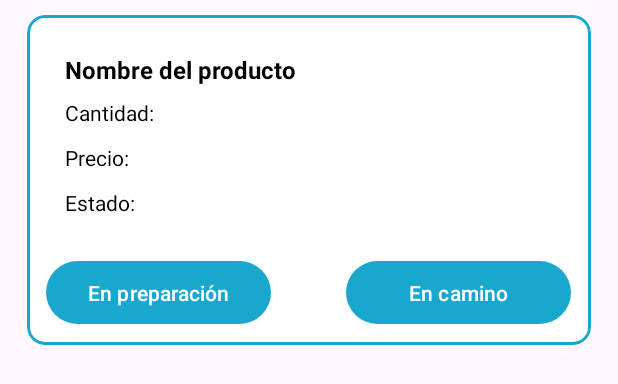
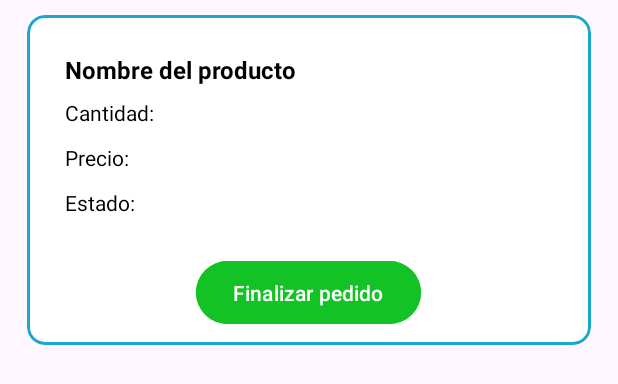
Before and after one commit to Axel030705/Deli-Ever, an Android app: the layout item_pedido_vendedor.xml on its own in the app's theme, with its tools: preview values and no code run, on a phone screen of 412 x 824 dp. Shown: the top 384 px of the screen. Run offline under Robolectric (Android 15) with nearby library versions, the phone set to English and light mode, and no system bars.

```diff
--- a/app/src/main/res/layout/item_pedido_vendedor.xml
+++ b/app/src/main/res/layout/item_pedido_vendedor.xml
@@ -79,7 +79,7 @@
 
     <LinearLayout
         android:id="@+id/BotonesVendedor"
-        android:visibility="visible"
+        android:visibility="gone"
         android:layout_width="match_parent"
         android:layout_height="wrap_content"
         android:orientation="horizontal"
@@ -88,7 +88,7 @@
         android:layout_marginBottom="10dp">
 
         <Button
-            android:id="@+id/Btn_preparación"
+            android:id="@+id/Btn_preparacion"
             android:layout_width="150dp"
             android:layout_height="50dp"
             android:text="En preparación"/>
@@ -105,4 +105,23 @@
 
     </LinearLayout>
 
+    <LinearLayout
+        android:id="@+id/LayoutFinalizar"
+        android:visibility="visible"
+        android:layout_width="match_parent"
+        android:layout_height="wrap_content"
+        android:orientation="horizontal"
+        android:layout_marginTop="160dp"
+        android:gravity="center"
+        android:layout_marginBottom="10dp">
+
+        <Button
+            android:id="@+id/Btn_finalizarPedido"
+            android:layout_width="150dp"
+            android:layout_height="50dp"
+            android:text="Finalizar pedido"
+            android:backgroundTint="@color/green"/>
+
+    </LinearLayout>
+
 </com.google.android.material.card.MaterialCardView>
```
Also changed, not shown: app/src/main/java/Cliente/Pedidos/PedidoAdapterVendedor.java (added, +187 -0 lines), app/src/main/java/Cliente/Pedidos/pedidos.java (+27 -9 lines).
